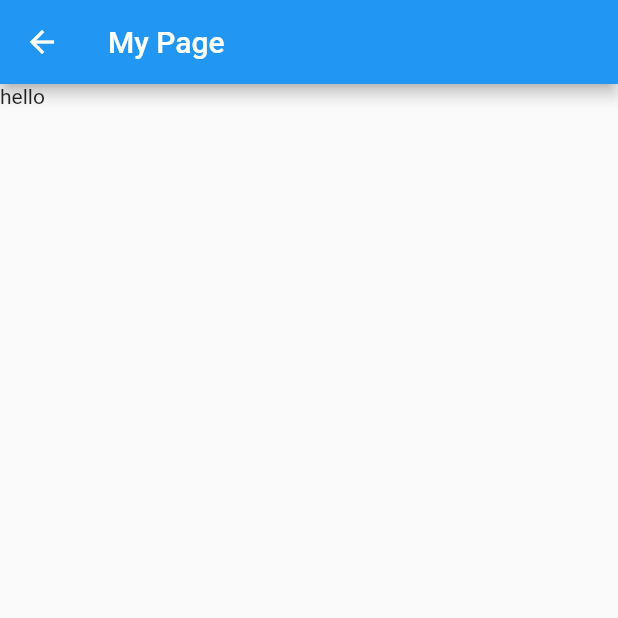
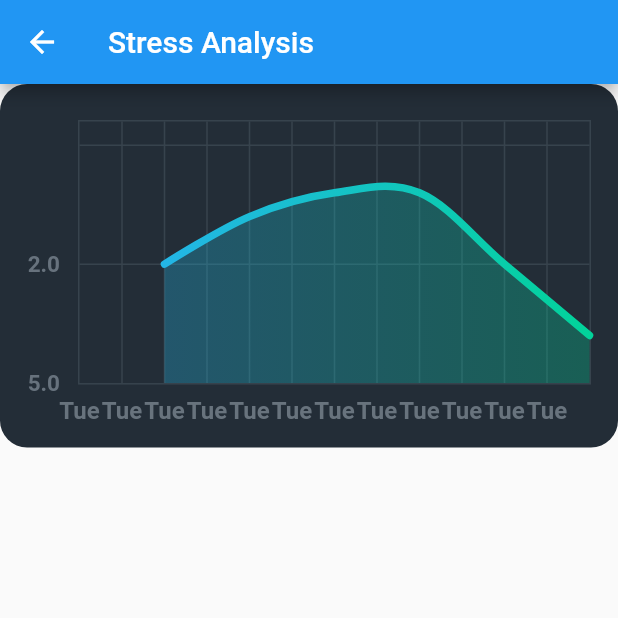
Before and after one commit to AethanFoot-University/StressApp, a Flutter app: the GraphAnalysisView screen opened directly, on a phone screen of 412 x 824 dp, the top half of it. Run offline on Flutter 3.47's test engine with Material 2 defaults, Android fonts, the phone set to English and light mode, and no system bars; drawn by our look-alikes of fl_chart.

Commit message:
Graphing changes

```diff
--- a/stress_app/lib/GraphAnalysisView.dart
+++ b/stress_app/lib/GraphAnalysisView.dart
@@ -1,4 +1,5 @@
 import 'package:flutter/material.dart';
+import 'package:stress_app/data/StressLevel.dart';
 import 'dart:math';
 
 import 'StressGraph.dart';
@@ -6,13 +7,23 @@ class GraphAnalysisView extends StatelessWidget {
   GraphAnalysisView({Key key, this.title}) : super(key: key);
 
   final String title;
+
+  List<StressLevel> testStress = [
+    StressLevel(time: DateTime.now(), stressLevel: 5.0),
+    StressLevel(time: DateTime.now(), stressLevel: 7.0),
+    StressLevel(time: DateTime.now(), stressLevel: 8.0),
+    StressLevel(time: DateTime.now(), stressLevel: 8.0),
+    StressLevel(time: DateTime.now(), stressLevel: 5.0),
+    StressLevel(time: DateTime.now(), stressLevel: 2.0),
+  ];
+
   @override
   Widget build(BuildContext context) {
     // TODO: implement build
     return Scaffold(
-      appBar: AppBar(title: Text('My Page')),
+      appBar: AppBar(title: Text('Stress Analysis')),
 
-      body: StressGraph(),
+      body: StressGraph(data: testStress),
     );
 
   }
--- a/stress_app/lib/StressGraph.dart
+++ b/stress_app/lib/StressGraph.dart
@@ -1,5 +1,8 @@
+import 'dart:io';
+import 'package:fl_chart/fl_chart.dart';
 import 'package:flutter/material.dart';
 import 'dart:math';
+import 'package:intl/intl.dart';
 
 import 'package:stress_app/data/StressLevel.dart';
 class StressGraph extends StatelessWidget {
@@ -9,10 +12,50 @@ class StressGraph extends StatelessWidget {
 
   StressGraph({this.data=null});
 
+  List<FlSpot> getPlotData(){
+    List<FlSpot> retList = new List();
+    int index=0;
+    for(StressLevel dataPoint in data){
+      index++;
+      retList.add(FlSpot( index*1.0, dataPoint.stressLevel));
+    }
+
+    return retList;
+
+  }
 
 
   Widget drawGraph(){
+      if(this.data ==null && false){
+        return Column(
+            children:[Text("There is no data to show"),
+            Image.network("https://cdn.dribbble.com/users/1097364/screenshots/6345967/3_2x.png")]
+        );
+      }
+      else{
 
+        return Stack(
+          children: <Widget>[
+            AspectRatio(
+              aspectRatio: 1.70,
+              child: Container(
+                decoration: BoxDecoration(
+                    borderRadius: const BorderRadius.all(
+                      Radius.circular(18),
+                    ),
+                    color: const Color(0xff232d37)),
+                child: Padding(
+                  padding: const EdgeInsets.only(right: 18.0, left: 12.0, top: 24, bottom: 12),
+                  child: LineChart(
+                    mainData(),
+                  ),
+                ),
+              ),
+            ),
+          ],
+        );
+
+      }
   }
 
 
@@ -20,8 +63,103 @@ class StressGraph extends StatelessWidget {
   Widget build(BuildContext context) {
     // TODO: implement build
     return Scaffold(
-      body: Text("hello"),
+      body: drawGraph(),
     );
 
   }
+
+  List<Color> gradientColors = [
+    const Color(0xff23b6e6),
+    const Color(0xff02d39a),
+  ];
+
+  String lastValue = " ";
+  bool firstVal = true;
+
+
+  LineChartData mainData() {
+    return LineChartData(
+      gridData: FlGridData(
+        show: true,
+        drawVerticalLine: true,
+        getDrawingHorizontalLine: (value) {
+          return const FlLine(
+            color: Color(0xff37434d),
+            strokeWidth: 1,
+          );
+        },
+        getDrawingVerticalLine: (value) {
+          return const FlLine(
+            color: Color(0xff37434d),
+            strokeWidth: 1,
+          );
+        },
+      ),
+      titlesData: FlTitlesData(
+        show: true,
+        bottomTitles: SideTitles(
+          showTitles: true,
+          reservedSize: 22,
+          textStyle:
+          TextStyle(color: const Color(0xff68737d), fontWeight: FontWeight.bold, fontSize: 16),
+          getTitles: (value) {
+            if(value< data.length){
+              String newVal = DateFormat('EEEE').format(data[value.toInt()].time);
+
+                return newVal.substring(0, 3);
+
+
+
+
+            }
+            return '';
+          },
+          margin: 8,
+        ),
+        leftTitles: SideTitles(
+          showTitles: true,
+          textStyle: TextStyle(
+            color: const Color(0xff67727d),
+            fontWeight: FontWeight.bold,
+            fontSize: 15,
+          ),
+          getTitles: (value) {
+            if(value< data.length){
+              return data[value.toInt()].stressLevel.toString();
+            }
+            return '';
+
+          },
+          reservedSize: 28,
+          margin: 12,
+        ),
+      ),
+      borderData:
+      FlBorderData(show: true, border: Border.all(color: const Color(0xff37434d), width: 1)),
+      minX: 0,
+      maxX: data.length*1.0,
+      minY: 0,
+      maxY: 11,
+      lineBarsData: [
+        LineChartBarData(
+          spots: getPlotData(),
+          isCurved: true,
+          colors: gradientColors,
+          barWidth: 5,
+          isStrokeCapRound: true,
+          dotData: const FlDotData(
+            show: false,
+          ),
+          belowBarData: BarAreaData(
+            show: true,
+            colors: gradientColors.map((color) => color.withOpacity(0.3)).toList(),
+          ),
+        ),
+      ],
+    );
+  }
+
+
+
+
 }
--- a/stress_app/lib/data/StressLevel.dart
+++ b/stress_app/lib/data/StressLevel.dart
@@ -3,10 +3,10 @@
 
 import 'package:flutter/widgets.dart';
 
-class StressLevel<t extends int,double,float>{
+class StressLevel{
 
   final DateTime time;
-  final t stressLevel;
+  final double stressLevel;
 
   StressLevel({@required this.time, @required this.stressLevel});
 }
--- a/stress_app/pubspec.yaml
+++ b/stress_app/pubspec.yaml
@@ -17,6 +17,9 @@ environment:
   sdk: ">=2.2.2 <3.0.0"
 
 dependencies:
+
+  fl_chart: ^0.8.3
+  intl: ^0.16.1
   flutter:
     sdk: flutter
 
```
Also changed, not shown: stress_app/lib/assets/images/meditate.png (added), stress_app/pubspec.lock.
